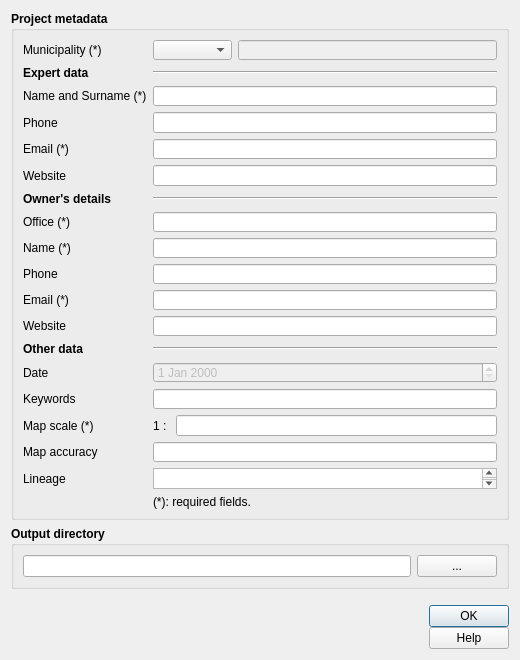
Qt form tb_nuovo_progetto.ui (CNR-IGAG/cle-tools) before a commit.
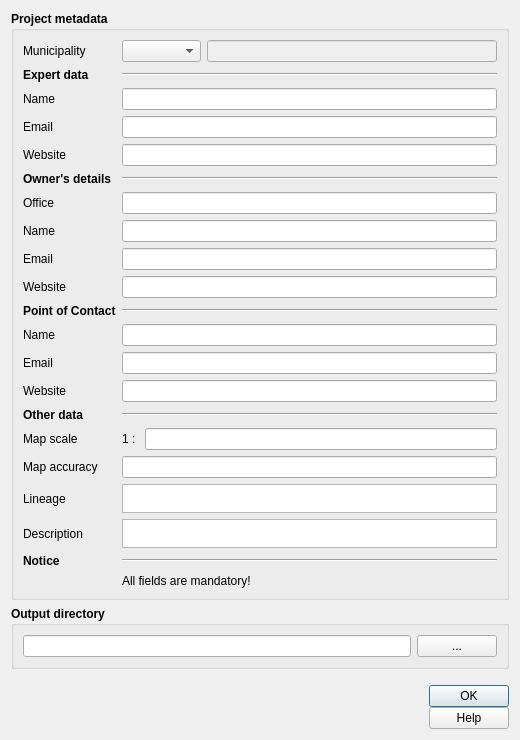
The same form after that commit. Icons and pictures are not drawn.

```diff
--- a/tb_nuovo_progetto.ui
+++ b/tb_nuovo_progetto.ui
@@ -7,7 +7,7 @@
     <x>0</x>
     <y>0</y>
     <width>520</width>
-    <height>660</height>
+    <height>740</height>
    </rect>
   </property>
   <property name="sizePolicy">
@@ -19,7 +19,7 @@
   <property name="minimumSize">
    <size>
     <width>520</width>
-    <height>660</height>
+    <height>740</height>
    </size>
   </property>
   <property name="maximumSize">
@@ -50,26 +50,16 @@
       <string>Project metadata</string>
      </property>
      <layout class="QGridLayout" name="gridLayout_2">
-      <item row="17" column="1">
-       <widget class="QLineEdit" name="ufficio"/>
-      </item>
-      <item row="15" column="0">
-       <widget class="QLabel" name="label_16">
-        <property name="text">
-         <string>&lt;b&gt;Owner's details&lt;/b&gt;</string>
+      <item row="41" column="1">
+       <widget class="QTextEdit" name="lineage">
+        <property name="toolTip">
+         <string/>
         </property>
        </widget>
       </item>
-      <item row="3" column="1">
-       <widget class="Line" name="line_3">
+      <item row="16" column="1">
+       <spacer name="verticalSpacer_20">
         <property name="orientation">
-         <enum>Qt::Horizontal</enum>
-        </property>
-       </widget>
-      </item>
-      <item row="26" column="1">
-       <spacer name="verticalSpacer_21">
-        <property name="orientation">
          <enum>Qt::Vertical</enum>
         </property>
         <property name="sizeHint" stdset="0">
@@ -80,8 +70,8 @@
         </property>
        </spacer>
       </item>
-      <item row="32" column="1">
-       <spacer name="verticalSpacer_12">
+      <item row="38" column="1">
+       <spacer name="verticalSpacer_8">
         <property name="orientation">
          <enum>Qt::Vertical</enum>
         </property>
@@ -93,26 +83,6 @@
         </property>
        </spacer>
       </item>
-      <item row="15" column="1">
-       <widget class="Line" name="line">
-        <property name="orientation">
-         <enum>Qt::Horizontal</enum>
-        </property>
-       </widget>
-      </item>
-      <item row="25" column="0">
-       <widget class="QLabel" name="label_7">
-        <property name="font">
-         <font>
-          <weight>50</weight>
-          <bold>false</bold>
-         </font>
-        </property>
-        <property name="text">
-         <string>Email (*)</string>
-        </property>
-       </widget>
-      </item>
       <item row="5" column="0">
        <widget class="QLabel" name="label_3">
         <property name="font">
@@ -122,50 +92,12 @@
          </font>
         </property>
         <property name="text">
-         <string>Name and Surname (*)</string>
+         <string>Name </string>
         </property>
        </widget>
       </item>
-      <item row="1" column="0">
-       <widget class="QLabel" name="label_17">
-        <property name="font">
-         <font>
-          <weight>50</weight>
-          <bold>false</bold>
-         </font>
-        </property>
-        <property name="text">
-         <string>Municipality (*)</string>
-        </property>
-       </widget>
-      </item>
-      <item row="6" column="1">
-       <spacer name="verticalSpacer_4">
-        <property name="orientation">
-         <enum>Qt::Vertical</enum>
-        </property>
-        <property name="sizeHint" stdset="0">
-         <size>
-          <width>20</width>
-          <height>40</height>
-         </size>
-        </property>
-       </spacer>
-      </item>
       <item row="21" column="0">
-       <widget class="QLabel" name="label_2">
-        <property name="sizePolicy">
-         <sizepolicy hsizetype="Minimum" vsizetype="Preferred">
-          <horstretch>0</horstretch>
-          <verstretch>0</verstretch>
-         </sizepolicy>
-        </property>
-        <property name="minimumSize">
-         <size>
-          <width>45</width>
-          <height>0</height>
-         </size>
-        </property>
+       <widget class="QLabel" name="label_7">
         <property name="font">
          <font>
           <weight>50</weight>
@@ -173,7 +105,28 @@
          </font>
         </property>
         <property name="text">
-         <string>Phone</string>
+         <string>Email</string>
+        </property>
+       </widget>
+      </item>
+      <item row="17" column="1">
+       <widget class="QLineEdit" name="propretario">
+        <property name="toolTip">
+         <string/>
+        </property>
+       </widget>
+      </item>
+      <item row="25" column="1">
+       <widget class="QLineEdit" name="sito_prop">
+        <property name="toolTip">
+         <string/>
+        </property>
+       </widget>
+      </item>
+      <item row="9" column="1">
+       <widget class="QLineEdit" name="sito_prof">
+        <property name="toolTip">
+         <string/>
         </property>
        </widget>
       </item>
@@ -190,33 +143,7 @@
         </property>
        </spacer>
       </item>
-      <item row="14" column="1">
-       <spacer name="verticalSpacer_11">
-        <property name="orientation">
-         <enum>Qt::Vertical</enum>
-        </property>
-        <property name="sizeHint" stdset="0">
-         <size>
-          <width>20</width>
-          <height>40</height>
-         </size>
-        </property>
-       </spacer>
-      </item>
-      <item row="2" column="1">
-       <spacer name="verticalSpacer">
-        <property name="orientation">
-         <enum>Qt::Vertical</enum>
-        </property>
-        <property name="sizeHint" stdset="0">
-         <size>
-          <width>20</width>
-          <height>40</height>
-         </size>
-        </property>
-       </spacer>
-      </item>
-      <item row="34" column="1">
+      <item row="36" column="1">
        <spacer name="verticalSpacer_7">
         <property name="orientation">
          <enum>Qt::Vertical</enum>
@@ -229,7 +156,27 @@
         </property>
        </spacer>
       </item>
-      <item row="11" column="0">
+      <item row="7" column="1">
+       <widget class="QLineEdit" name="email_prof">
+        <property name="toolTip">
+         <string/>
+        </property>
+       </widget>
+      </item>
+      <item row="40" column="1">
+       <spacer name="verticalSpacer_13">
+        <property name="orientation">
+         <enum>Qt::Vertical</enum>
+        </property>
+        <property name="sizeHint" stdset="0">
+         <size>
+          <width>20</width>
+          <height>40</height>
+         </size>
+        </property>
+       </spacer>
+      </item>
+      <item row="9" column="0">
        <widget class="QLabel" name="label_14">
         <property name="sizePolicy">
          <sizepolicy hsizetype="Minimum" vsizetype="Preferred">
@@ -254,68 +201,43 @@
         </property>
        </widget>
       </item>
-      <item row="42" column="1">
-       <spacer name="verticalSpacer_14">
+      <item row="13" column="1">
+       <widget class="Line" name="line">
         <property name="orientation">
-         <enum>Qt::Vertical</enum>
+         <enum>Qt::Horizontal</enum>
         </property>
-        <property name="sizeHint" stdset="0">
-         <size>
-          <width>20</width>
-          <height>40</height>
-         </size>
-        </property>
-       </spacer>
-      </item>
-      <item row="22" column="1">
-       <spacer name="verticalSpacer_10">
-        <property name="orientation">
-         <enum>Qt::Vertical</enum>
-        </property>
-        <property name="sizeHint" stdset="0">
-         <size>
-          <width>20</width>
-          <height>40</height>
-         </size>
-        </property>
-       </spacer>
-      </item>
-      <item row="19" column="1">
-       <widget class="QLineEdit" name="propretario">
-        <property name="toolTip">
-         <string/>
-        </property>
        </widget>
       </item>
-      <item row="18" column="1">
-       <spacer name="verticalSpacer_20">
-        <property name="orientation">
-         <enum>Qt::Vertical</enum>
+      <item row="13" column="0">
+       <widget class="QLabel" name="label_16">
+        <property name="text">
+         <string>&lt;b&gt;Owner's details&lt;/b&gt;</string>
         </property>
-        <property name="sizeHint" stdset="0">
-         <size>
-          <width>20</width>
-          <height>40</height>
-         </size>
-        </property>
-       </spacer>
+       </widget>
       </item>
       <item row="33" column="1">
-       <widget class="QDateEdit" name="data_meta">
-        <property name="enabled">
-         <bool>false</bool>
-        </property>
-        <property name="font">
-         <font>
-          <weight>50</weight>
-          <bold>false</bold>
-         </font>
-        </property>
+       <widget class="QLineEdit" name="sito_cont"/>
+      </item>
+      <item row="39" column="1">
+       <widget class="QLineEdit" name="accuratezza">
         <property name="toolTip">
          <string/>
         </property>
        </widget>
       </item>
+      <item row="30" column="1">
+       <spacer name="verticalSpacer_10">
+        <property name="orientation">
+         <enum>Qt::Vertical</enum>
+        </property>
+        <property name="sizeHint" stdset="0">
+         <size>
+          <width>20</width>
+          <height>40</height>
+         </size>
+        </property>
+       </spacer>
+      </item>
       <item row="5" column="1">
        <widget class="QLineEdit" name="professionista">
         <property name="enabled">
@@ -366,36 +288,24 @@
         </property>
        </widget>
       </item>
-      <item row="35" column="1">
-       <widget class="QLineEdit" name="keyword">
-        <property name="toolTip">
-         <string/>
-        </property>
-       </widget>
+      <item row="29" column="1">
+       <widget class="QLineEdit" name="contatto"/>
       </item>
-      <item row="7" column="1">
-       <widget class="QLineEdit" name="tel_prof">
-        <property name="toolTip">
-         <string/>
+      <item row="1" column="0">
+       <widget class="QLabel" name="label_17">
+        <property name="font">
+         <font>
+          <weight>50</weight>
+          <bold>false</bold>
+         </font>
         </property>
-       </widget>
-      </item>
-      <item row="9" column="1">
-       <widget class="QLineEdit" name="email_prof">
-        <property name="toolTip">
-         <string/>
+        <property name="text">
+         <string>Municipality</string>
         </property>
        </widget>
       </item>
-      <item row="41" column="1">
-       <widget class="QTextEdit" name="lineage">
-        <property name="toolTip">
-         <string/>
-        </property>
-       </widget>
-      </item>
-      <item row="33" column="0">
-       <widget class="QLabel" name="label_6">
+      <item row="41" column="0">
+       <widget class="QLabel" name="label_9">
         <property name="font">
          <font>
           <weight>50</weight>
@@ -403,12 +313,41 @@
          </font>
         </property>
         <property name="text">
-         <string>Date</string>
+         <string>Lineage</string>
         </property>
        </widget>
       </item>
+      <item row="15" column="1">
+       <widget class="QLineEdit" name="ufficio"/>
+      </item>
+      <item row="2" column="1">
+       <spacer name="verticalSpacer">
+        <property name="orientation">
+         <enum>Qt::Vertical</enum>
+        </property>
+        <property name="sizeHint" stdset="0">
+         <size>
+          <width>20</width>
+          <height>40</height>
+         </size>
+        </property>
+       </spacer>
+      </item>
+      <item row="22" column="1">
+       <spacer name="verticalSpacer_21">
+        <property name="orientation">
+         <enum>Qt::Vertical</enum>
+        </property>
+        <property name="sizeHint" stdset="0">
+         <size>
+          <width>20</width>
+          <height>40</height>
+         </size>
+        </property>
+       </spacer>
+      </item>
       <item row="8" column="1">
-       <spacer name="verticalSpacer_5">
+       <spacer name="verticalSpacer_6">
         <property name="orientation">
          <enum>Qt::Vertical</enum>
         </property>
@@ -420,39 +359,73 @@
         </property>
        </spacer>
       </item>
-      <item row="31" column="1">
+      <item row="15" column="0">
+       <widget class="QLabel" name="label_20">
+        <property name="font">
+         <font>
+          <weight>50</weight>
+          <bold>false</bold>
+         </font>
+        </property>
+        <property name="text">
+         <string>Office</string>
+        </property>
+       </widget>
+      </item>
+      <item row="32" column="1">
+       <spacer name="verticalSpacer_24">
+        <property name="orientation">
+         <enum>Qt::Vertical</enum>
+        </property>
+        <property name="sizeHint" stdset="0">
+         <size>
+          <width>20</width>
+          <height>40</height>
+         </size>
+        </property>
+       </spacer>
+      </item>
+      <item row="35" column="1">
        <widget class="Line" name="line_2">
         <property name="orientation">
          <enum>Qt::Horizontal</enum>
         </property>
        </widget>
       </item>
+      <item row="12" column="1">
+       <spacer name="verticalSpacer_11">
+        <property name="orientation">
+         <enum>Qt::Vertical</enum>
+        </property>
+        <property name="sizeHint" stdset="0">
+         <size>
+          <width>20</width>
+          <height>40</height>
+         </size>
+        </property>
+       </spacer>
+      </item>
+      <item row="3" column="1">
+       <widget class="Line" name="line_3">
+        <property name="orientation">
+         <enum>Qt::Horizontal</enum>
+        </property>
+       </widget>
+      </item>
+      <item row="31" column="0">
+       <widget class="QLabel" name="label_21">
+        <property name="font">
+         <font>
+          <weight>50</weight>
+          <bold>false</bold>
+         </font>
+        </property>
+        <property name="text">
+         <string>Email</string>
+        </property>
+       </widget>
+      </item>
       <item row="7" column="0">
-       <widget class="QLabel" name="label_12">
-        <property name="sizePolicy">
-         <sizepolicy hsizetype="Minimum" vsizetype="Preferred">
-          <horstretch>0</horstretch>
-          <verstretch>0</verstretch>
-         </sizepolicy>
-        </property>
-        <property name="minimumSize">
-         <size>
-          <width>45</width>
-          <height>0</height>
-         </size>
-        </property>
-        <property name="font">
-         <font>
-          <weight>50</weight>
-          <bold>false</bold>
-         </font>
-        </property>
-        <property name="text">
-         <string>Phone</string>
-        </property>
-       </widget>
-      </item>
-      <item row="9" column="0">
        <widget class="QLabel" name="label_13">
         <property name="sizePolicy">
          <sizepolicy hsizetype="Minimum" vsizetype="Preferred">
@@ -473,12 +446,12 @@
          </font>
         </property>
         <property name="text">
-         <string>Email (*)</string>
+         <string>Email</string>
         </property>
        </widget>
       </item>
-      <item row="10" column="1">
-       <spacer name="verticalSpacer_6">
+      <item row="47" column="1">
+       <spacer name="verticalSpacer_3">
         <property name="orientation">
          <enum>Qt::Vertical</enum>
         </property>
@@ -490,41 +463,31 @@
         </property>
        </spacer>
       </item>
-      <item row="40" column="1">
-       <spacer name="verticalSpacer_13">
-        <property name="orientation">
-         <enum>Qt::Vertical</enum>
-        </property>
-        <property name="sizeHint" stdset="0">
-         <size>
-          <width>20</width>
-          <height>40</height>
-         </size>
-        </property>
-       </spacer>
-      </item>
-      <item row="11" column="1">
-       <widget class="QLineEdit" name="sito_prof">
+      <item row="21" column="1">
+       <widget class="QLineEdit" name="email_prop">
         <property name="toolTip">
          <string/>
         </property>
        </widget>
       </item>
-      <item row="35" column="0">
-       <widget class="QLabel" name="label_4">
-        <property name="font">
-         <font>
-          <weight>50</weight>
-          <bold>false</bold>
-         </font>
+      <item row="42" column="1">
+       <spacer name="verticalSpacer_14">
+        <property name="orientation">
+         <enum>Qt::Vertical</enum>
         </property>
-        <property name="text">
-         <string>Keywords</string>
+        <property name="sizeHint" stdset="0">
+         <size>
+          <width>20</width>
+          <height>40</height>
+         </size>
         </property>
-       </widget>
+       </spacer>
       </item>
-      <item row="43" column="1">
-       <widget class="QLabel" name="label_10">
+      <item row="31" column="1">
+       <widget class="QLineEdit" name="email_cont"/>
+      </item>
+      <item row="33" column="0">
+       <widget class="QLabel" name="label_22">
         <property name="font">
          <font>
           <weight>50</weight>
@@ -532,7 +495,7 @@
          </font>
         </property>
         <property name="text">
-         <string>(*): required fields.</string>
+         <string>Website</string>
         </property>
        </widget>
       </item>
@@ -549,8 +512,46 @@
         </property>
        </widget>
       </item>
-      <item row="20" column="1">
-       <spacer name="verticalSpacer_9">
+      <item row="17" column="0">
+       <widget class="QLabel" name="label_15">
+        <property name="sizePolicy">
+         <sizepolicy hsizetype="Minimum" vsizetype="Preferred">
+          <horstretch>0</horstretch>
+          <verstretch>0</verstretch>
+         </sizepolicy>
+        </property>
+        <property name="minimumSize">
+         <size>
+          <width>45</width>
+          <height>0</height>
+         </size>
+        </property>
+        <property name="font">
+         <font>
+          <weight>50</weight>
+          <bold>false</bold>
+         </font>
+        </property>
+        <property name="text">
+         <string>Name</string>
+        </property>
+       </widget>
+      </item>
+      <item row="43" column="0">
+       <widget class="QLabel" name="label_4">
+        <property name="font">
+         <font>
+          <weight>50</weight>
+          <bold>false</bold>
+         </font>
+        </property>
+        <property name="text">
+         <string>Description</string>
+        </property>
+       </widget>
+      </item>
+      <item row="34" column="1">
+       <spacer name="verticalSpacer_25">
         <property name="orientation">
          <enum>Qt::Vertical</enum>
         </property>
@@ -580,68 +581,8 @@
         </item>
        </layout>
       </item>
-      <item row="21" column="1">
-       <widget class="QLineEdit" name="tel_prop">
-        <property name="toolTip">
-         <string/>
-        </property>
-       </widget>
-      </item>
-      <item row="39" column="1">
-       <widget class="QLineEdit" name="accuratezza">
-        <property name="toolTip">
-         <string/>
-        </property>
-       </widget>
-      </item>
-      <item row="38" column="1">
-       <spacer name="verticalSpacer_8">
-        <property name="orientation">
-         <enum>Qt::Vertical</enum>
-        </property>
-        <property name="sizeHint" stdset="0">
-         <size>
-          <width>20</width>
-          <height>40</height>
-         </size>
-        </property>
-       </spacer>
-      </item>
-      <item row="41" column="0">
-       <widget class="QLabel" name="label_9">
-        <property name="font">
-         <font>
-          <weight>50</weight>
-          <bold>false</bold>
-         </font>
-        </property>
-        <property name="text">
-         <string>Lineage</string>
-        </property>
-       </widget>
-      </item>
-      <item row="30" column="1">
-       <spacer name="verticalSpacer_2">
-        <property name="orientation">
-         <enum>Qt::Vertical</enum>
-        </property>
-        <property name="sizeHint" stdset="0">
-         <size>
-          <width>20</width>
-          <height>40</height>
-         </size>
-        </property>
-       </spacer>
-      </item>
-      <item row="29" column="1">
-       <widget class="QLineEdit" name="sito_prop">
-        <property name="toolTip">
-         <string/>
-        </property>
-       </widget>
-      </item>
-      <item row="36" column="1">
-       <spacer name="verticalSpacer_3">
+      <item row="28" column="1">
+       <spacer name="verticalSpacer_4">
         <property name="orientation">
          <enum>Qt::Vertical</enum>
         </property>
@@ -677,8 +618,28 @@
         </item>
        </layout>
       </item>
-      <item row="4" column="1">
-       <spacer name="verticalSpacer_22">
+      <item row="35" column="0">
+       <widget class="QLabel" name="label_19">
+        <property name="text">
+         <string>&lt;b&gt;Other data&lt;/b&gt;</string>
+        </property>
+       </widget>
+      </item>
+      <item row="29" column="0">
+       <widget class="QLabel" name="label_12">
+        <property name="font">
+         <font>
+          <weight>50</weight>
+          <bold>false</bold>
+         </font>
+        </property>
+        <property name="text">
+         <string>Name</string>
+        </property>
+       </widget>
+      </item>
+      <item row="14" column="1">
+       <spacer name="verticalSpacer_23">
         <property name="orientation">
          <enum>Qt::Vertical</enum>
         </property>
@@ -690,10 +651,23 @@
         </property>
        </spacer>
       </item>
-      <item row="25" column="1">
-       <widget class="QLineEdit" name="email_prop">
-        <property name="toolTip">
-         <string/>
+      <item row="27" column="0">
+       <widget class="QLabel" name="label_2">
+        <property name="text">
+         <string>&lt;b&gt;Point of Contact&lt;/b&gt;</string>
+        </property>
+       </widget>
+      </item>
+      <item row="25" column="0">
+       <widget class="QLabel" name="label">
+        <property name="font">
+         <font>
+          <weight>50</weight>
+          <bold>false</bold>
+         </font>
+        </property>
+        <property name="text">
+         <string>Website</string>
         </property>
        </widget>
       </item>
@@ -704,6 +678,88 @@
         </property>
        </widget>
       </item>
+      <item row="44" column="1">
+       <spacer name="verticalSpacer_12">
+        <property name="orientation">
+         <enum>Qt::Vertical</enum>
+        </property>
+        <property name="sizeHint" stdset="0">
+         <size>
+          <width>20</width>
+          <height>40</height>
+         </size>
+        </property>
+       </spacer>
+      </item>
+      <item row="43" column="1">
+       <widget class="QTextEdit" name="descriz"/>
+      </item>
+      <item row="4" column="1">
+       <spacer name="verticalSpacer_22">
+        <property name="orientation">
+         <enum>Qt::Vertical</enum>
+        </property>
+        <property name="sizeHint" stdset="0">
+         <size>
+          <width>20</width>
+          <height>40</height>
+         </size>
+        </property>
+       </spacer>
+      </item>
+      <item row="45" column="0">
+       <widget class="QLabel" name="label_10">
+        <property name="text">
+         <string>&lt;b&gt;Notice&lt;/b&gt;</string>
+        </property>
+       </widget>
+      </item>
+      <item row="6" column="1">
+       <spacer name="verticalSpacer_5">
+        <property name="orientation">
+         <enum>Qt::Vertical</enum>
+        </property>
+        <property name="sizeHint" stdset="0">
+         <size>
+          <width>20</width>
+          <height>40</height>
+         </size>
+        </property>
+       </spacer>
+      </item>
+      <item row="26" column="1">
+       <spacer name="verticalSpacer_2">
+        <property name="orientation">
+         <enum>Qt::Vertical</enum>
+        </property>
+        <property name="sizeHint" stdset="0">
+         <size>
+          <width>20</width>
+          <height>40</height>
+         </size>
+        </property>
+       </spacer>
+      </item>
+      <item row="18" column="1">
+       <spacer name="verticalSpacer_9">
+        <property name="orientation">
+         <enum>Qt::Vertical</enum>
+        </property>
+        <property name="sizeHint" stdset="0">
+         <size>
+          <width>20</width>
+          <height>40</height>
+         </size>
+        </property>
+       </spacer>
+      </item>
+      <item row="27" column="1">
+       <widget class="Line" name="line_4">
+        <property name="orientation">
+         <enum>Qt::Horizontal</enum>
+        </property>
+       </widget>
+      </item>
       <item row="37" column="0">
        <widget class="QLabel" name="label_5">
         <property name="font">
@@ -713,19 +769,12 @@
          </font>
         </property>
         <property name="text">
-         <string>Map scale (*)</string>
+         <string>Map scale</string>
         </property>
        </widget>
       </item>
-      <item row="31" column="0">
-       <widget class="QLabel" name="label_19">
-        <property name="text">
-         <string>&lt;b&gt;Other data&lt;/b&gt;</string>
-        </property>
-       </widget>
-      </item>
-      <item row="29" column="0">
-       <widget class="QLabel" name="label">
+      <item row="46" column="1">
+       <widget class="QLabel" name="label_6">
         <property name="font">
          <font>
           <weight>50</weight>
@@ -733,58 +782,14 @@
          </font>
         </property>
         <property name="text">
-         <string>Website</string>
+         <string>All fields are mandatory!</string>
         </property>
        </widget>
       </item>
-      <item row="19" column="0">
-       <widget class="QLabel" name="label_15">
-        <property name="sizePolicy">
-         <sizepolicy hsizetype="Minimum" vsizetype="Preferred">
-          <horstretch>0</horstretch>
-          <verstretch>0</verstretch>
-         </sizepolicy>
-        </property>
-        <property name="minimumSize">
-         <size>
-          <width>45</width>
-          <height>0</height>
-         </size>
-        </property>
-        <property name="font">
-         <font>
-          <weight>50</weight>
-          <bold>false</bold>
-         </font>
-        </property>
-        <property name="text">
-         <string>Name (*)</string>
-        </property>
-       </widget>
-      </item>
-      <item row="16" column="1">
-       <spacer name="verticalSpacer_23">
+      <item row="45" column="1">
+       <widget class="Line" name="line_5">
         <property name="orientation">
-         <enum>Qt::Vertical</enum>
-        </property>
-        <property name="sizeHint" stdset="0">
-         <size>
-          <width>20</width>
-          <height>40</height>
-         </size>
-        </property>
-       </spacer>
-      </item>
-      <item row="17" column="0">
-       <widget class="QLabel" name="label_20">
-        <property name="font">
-         <font>
-          <weight>50</weight>
-          <bold>false</bold>
-         </font>
-        </property>
-        <property name="text">
-         <string>Office (*)</string>
+         <enum>Qt::Horizontal</enum>
         </property>
        </widget>
       </item>
```
